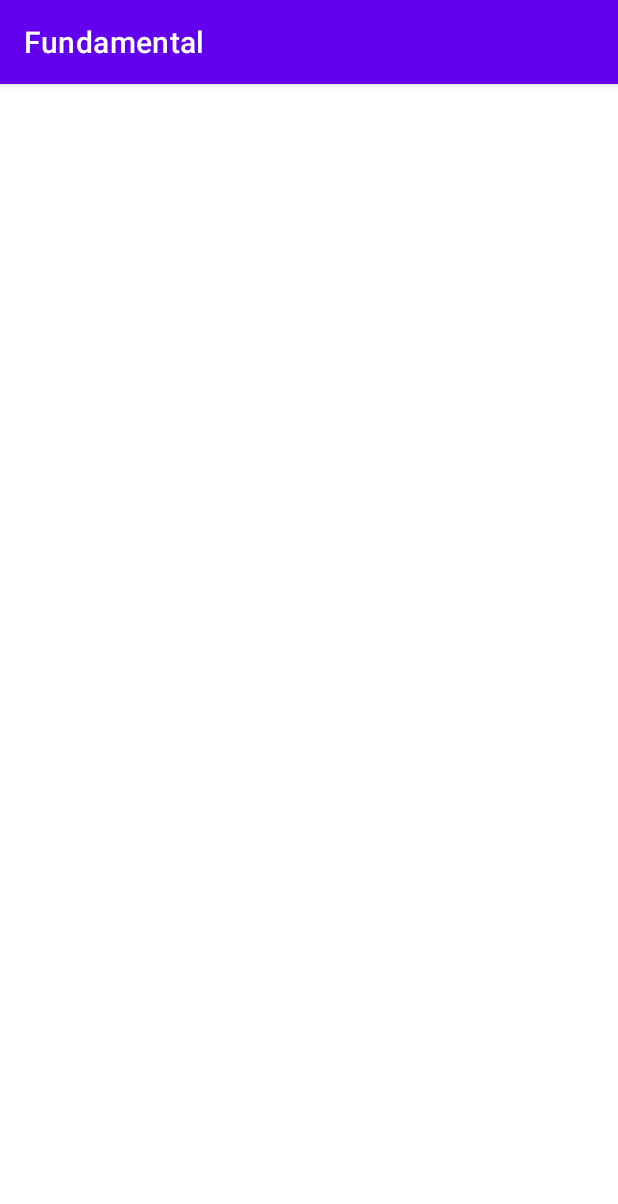
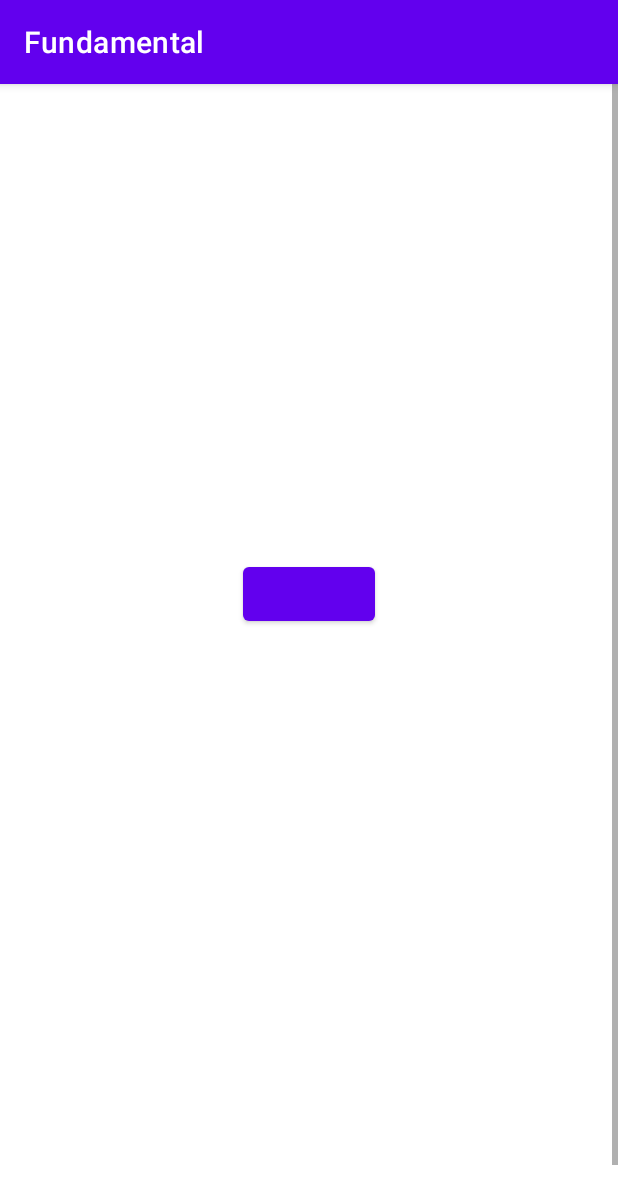
Before and after one commit to mnfaizp/android-fundamental-dicoding-course, an Android app: the BackgroundThreadActivity screen opened directly, with no data from a screen before it, on a phone screen of 412 x 824 dp. Shown: the top 1204 px of the screen. Run offline under Robolectric (Android 15) with nearby library versions, the phone set to English and light mode, and no system bars.

Commit message:
generate new BackgroundThreadActivity.kt binding and xml preliminary

```diff
--- a/app/src/main/java/com/example/fundamental/BackgroundThreadActivity.kt
+++ b/app/src/main/java/com/example/fundamental/BackgroundThreadActivity.kt
@@ -2,10 +2,15 @@ package com.example.fundamental
 
 import androidx.appcompat.app.AppCompatActivity
 import android.os.Bundle
+import com.example.fundamental.databinding.ActivityBackgroundThreadBinding
 
 class BackgroundThreadActivity : AppCompatActivity() {
+
+    private lateinit var binding: ActivityBackgroundThreadBinding
+
     override fun onCreate(savedInstanceState: Bundle?) {
         super.onCreate(savedInstanceState)
-        setContentView(R.layout.activity_background_thread)
+        binding = ActivityBackgroundThreadBinding.inflate(layoutInflater)
+        setContentView(binding.root)
     }
 }
--- a/app/src/main/res/layout/activity_background_thread.xml
+++ b/app/src/main/res/layout/activity_background_thread.xml
@@ -1,9 +1,37 @@
 <?xml version="1.0" encoding="utf-8"?>
-<androidx.constraintlayout.widget.ConstraintLayout xmlns:android="http://schemas.android.com/apk/res/android"
+<ScrollView xmlns:android="http://schemas.android.com/apk/res/android"
     xmlns:app="http://schemas.android.com/apk/res-auto"
     xmlns:tools="http://schemas.android.com/tools"
     android:layout_width="match_parent"
     android:layout_height="match_parent"
     tools:context=".BackgroundThreadActivity">
 
-</androidx.constraintlayout.widget.ConstraintLayout>
+    <LinearLayout
+        android:layout_width="match_parent"
+        android:layout_height="wrap_content"
+        android:gravity="center"
+        android:orientation="vertical"
+        android:padding="16dp">
+
+        <Button
+            android:id="@+id/btn_start"
+            android:layout_width="wrap_content"
+            android:layout_height="wrap_content"
+            android:layout_marginTop="300dp"
+            tools:text="start" />
+
+        <TextView
+            android:id="@+id/tv_status"
+            android:layout_width="wrap_content"
+            android:layout_height="wrap_content"
+            tools:text="Status" />
+
+        <TextView
+            android:layout_width="wrap_content"
+            android:layout_height="wrap_content"
+            android:layout_marginTop="400dp"
+            android:text="@string/now_you_see_me" />
+
+    </LinearLayout>
+
+</ScrollView>
--- a/app/src/main/res/values/strings.xml
+++ b/app/src/main/res/values/strings.xml
@@ -28,6 +28,7 @@
     <string name="card">Card</string>
     <string name="result">Result</string>
     <string name="unit_testing">Unit Testing</string>
+    <string name="now_you_see_me">Now You See Me</string>
 
     <string-array name="data_name">
         <item>Ahmad Dahlan</item>
```
